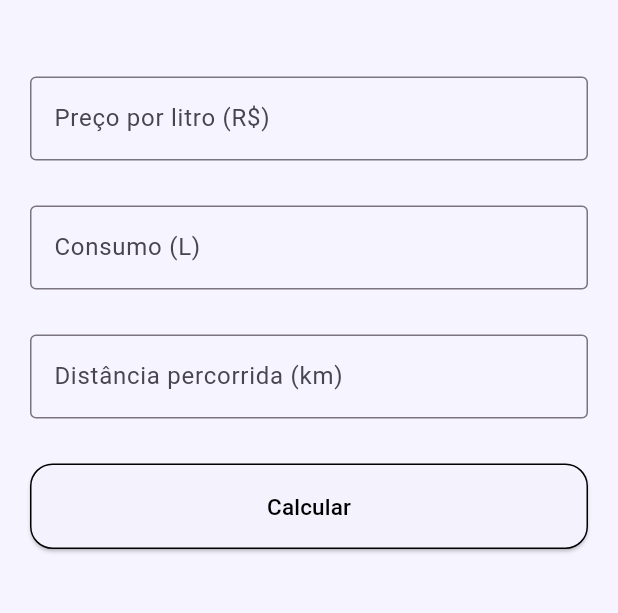
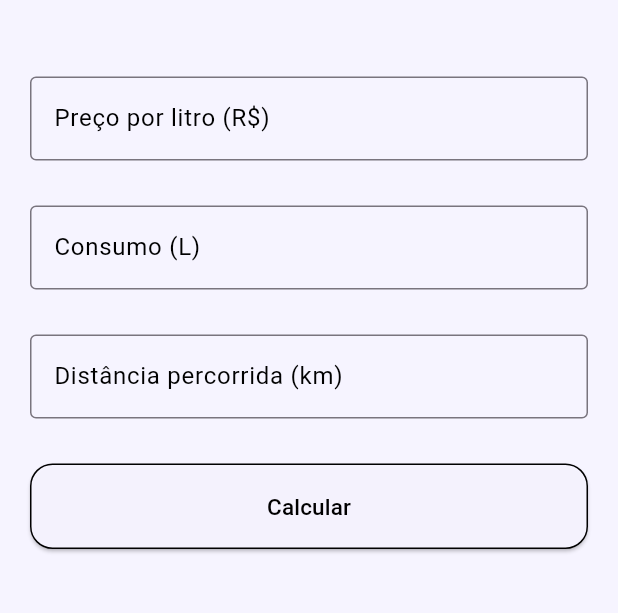
Before and after one commit to schumann7/etanomico, a Flutter app: the TelaConsumo screen opened directly, on a phone screen of 412 x 824 dp, the part 141-754 px from its top. Run offline on Flutter 3.47's test engine with Material 3 defaults, Android fonts, the phone set to English and light mode, and no system bars.

Commit message:
Estética atualizada

```diff
--- a/lib/main.dart
+++ b/lib/main.dart
@@ -2,6 +2,7 @@ import 'package:flutter/material.dart';
 import 'package:flutter/services.dart';
 import 'package:http/http.dart' as http;
 import 'dart:convert';
+//import 'package:shared_preferences/shared_preferences.dart';
 
 void main() {
   runApp(
@@ -286,9 +287,12 @@ class _TelaComparativoState extends State<TelaComparativo> {
                 decoration: const InputDecoration(
                   label: Text("Valor da gasolina"),
                   border: OutlineInputBorder(),
+                  labelStyle: TextStyle(color: Colors.black),
+                  focusedBorder: OutlineInputBorder(
+                  borderSide: BorderSide(color: Colors.black),
                 ),
               ),
-            ),
+            )),
             const SizedBox(height: 30),
             Padding(
               padding: const EdgeInsets.all(16.0),
@@ -297,10 +301,13 @@ class _TelaComparativoState extends State<TelaComparativo> {
                 keyboardType: TextInputType.numberWithOptions(decimal: true),
                 decoration: const InputDecoration(
                   label: Text("Valor do etanol"),
+                  labelStyle: TextStyle(color: Colors.black),
                   border: OutlineInputBorder(),
+                  focusedBorder: OutlineInputBorder(
+                  borderSide: BorderSide(color: Colors.black),
                 ),
               ),
-            ),
+            )),
             const SizedBox(height: 30),
             Padding(
               padding: const EdgeInsets.all(16.0),
@@ -432,7 +439,11 @@ class _TelaConsumoState extends State<TelaConsumo> {
                 keyboardType: TextInputType.number,
                 decoration: const InputDecoration(
                   labelText: "Preço por litro (R\$)",
+                  labelStyle: TextStyle(color: Colors.black),
                   border: OutlineInputBorder(),
+                  focusedBorder: OutlineInputBorder(
+                  borderSide: BorderSide(color: Colors.black),
+                ),
                 ),
               ),
               const SizedBox(height: 30),
@@ -441,7 +452,11 @@ class _TelaConsumoState extends State<TelaConsumo> {
                 keyboardType: TextInputType.number,
                 decoration: const InputDecoration(
                   labelText: "Consumo (L)",
+                  labelStyle: TextStyle(color: Colors.black),
                   border: OutlineInputBorder(),
+                  focusedBorder: OutlineInputBorder(
+                  borderSide: BorderSide(color: Colors.black),
+                ),
                 ),
               ),
               const SizedBox(height: 30),
@@ -450,7 +465,11 @@ class _TelaConsumoState extends State<TelaConsumo> {
                 keyboardType: TextInputType.number,
                 decoration: const InputDecoration(
                   labelText: "Distância percorrida (km)",
+                  labelStyle: TextStyle(color: Colors.black),
                   border: OutlineInputBorder(),
+                  focusedBorder: OutlineInputBorder(
+                  borderSide: BorderSide(color: Colors.black),
+                ),
                 ),
               ),
               const SizedBox(height: 30),
@@ -697,3 +716,22 @@ class _TelaPrecosState extends State<TelaPrecos> {
     );
   }
 }
+
+// Deve ser usado em uma função async
+// final SharedPreferencesWithCache prefsWithCache =
+//     await SharedPreferencesWithCache.create(
+// cacheOptions: const SharedPreferencesWithCacheOptions(
+//     // When an allowlist is included, any keys that aren't included cannot be used.
+//     allowList: <String>{'repeat', 'action'},
+//   ),
+// );
+// await prefsWithCache.setBool('repeat', true);
+// await prefsWithCache.setString('action', 'Start');
+
+// final bool? repeat = prefsWithCache.getBool('repeat');
+// final String? action = prefsWithCache.getString('action');
+
+// await prefsWithCache.remove('repeat');
+
+// // Since the filter options are set at creation, they aren't needed during clear.
+// await prefsWithCache.clear();
--- a/pubspec.yaml
+++ b/pubspec.yaml
@@ -35,6 +35,7 @@ dependencies:
   # The following adds the Cupertino Icons font to your application.
   # Use with the CupertinoIcons class for iOS style icons.
   cupertino_icons: ^1.0.8
+  shared_preferences: ^2.5.3
 
 dev_dependencies:
   flutter_test:
```
Also changed, not shown: pubspec.lock, 2 other files.
